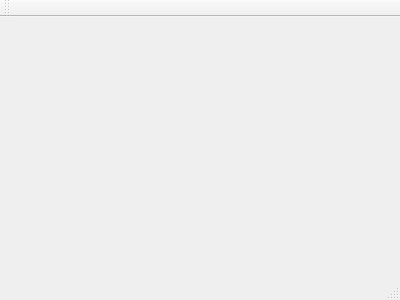
Qt form mainwindow.ui (LeVirus/Concour) before a commit.
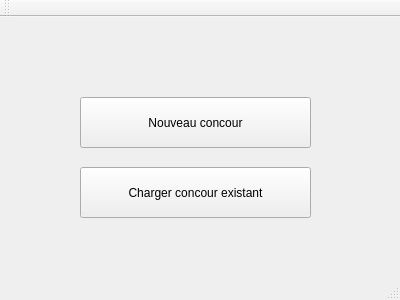
The same form after that commit.

Diff of the .ui file:
```diff
--- a/mainwindow.ui
+++ b/mainwindow.ui
@@ -12,13 +12,55 @@
   <property name="windowTitle" >
    <string>MainWindow</string>
   </property>
-  <widget class="QMenuBar" name="menuBar" />
-  <widget class="QToolBar" name="mainToolBar" />
-  <widget class="QWidget" name="centralWidget" />
-  <widget class="QStatusBar" name="statusBar" />
+  <widget class="QWidget" name="centralWidget">
+   <widget class="QPushButton" name="pushButton">
+    <property name="geometry">
+     <rect>
+      <x>80</x>
+      <y>80</y>
+      <width>231</width>
+      <height>51</height>
+     </rect>
+    </property>
+    <property name="text">
+     <string>Nouveau concour</string>
+    </property>
+   </widget>
+   <widget class="QPushButton" name="pushButton_2">
+    <property name="geometry">
+     <rect>
+      <x>80</x>
+      <y>150</y>
+      <width>231</width>
+      <height>51</height>
+     </rect>
+    </property>
+    <property name="text">
+     <string>Charger concour existant</string>
+    </property>
+   </widget>
+  </widget>
+  <widget class="QMenuBar" name="menuBar">
+   <property name="geometry">
+    <rect>
+     <x>0</x>
+     <y>0</y>
+     <width>400</width>
+     <height>23</height>
+    </rect>
+   </property>
+  </widget>
+  <widget class="QToolBar" name="mainToolBar">
+   <attribute name="toolBarArea">
+    <enum>TopToolBarArea</enum>
+   </attribute>
+   <attribute name="toolBarBreak">
+    <bool>false</bool>
+   </attribute>
+  </widget>
+  <widget class="QStatusBar" name="statusBar"/>
  </widget>
- <layoutDefault spacing="6" margin="11" />
- <pixmapfunction></pixmapfunction>
+ <layoutdefault spacing="6" margin="11"/>
  <resources/>
  <connections/>
 </ui>
```
Left out of the diff: 7 changed lines with no effect on the pictures.
